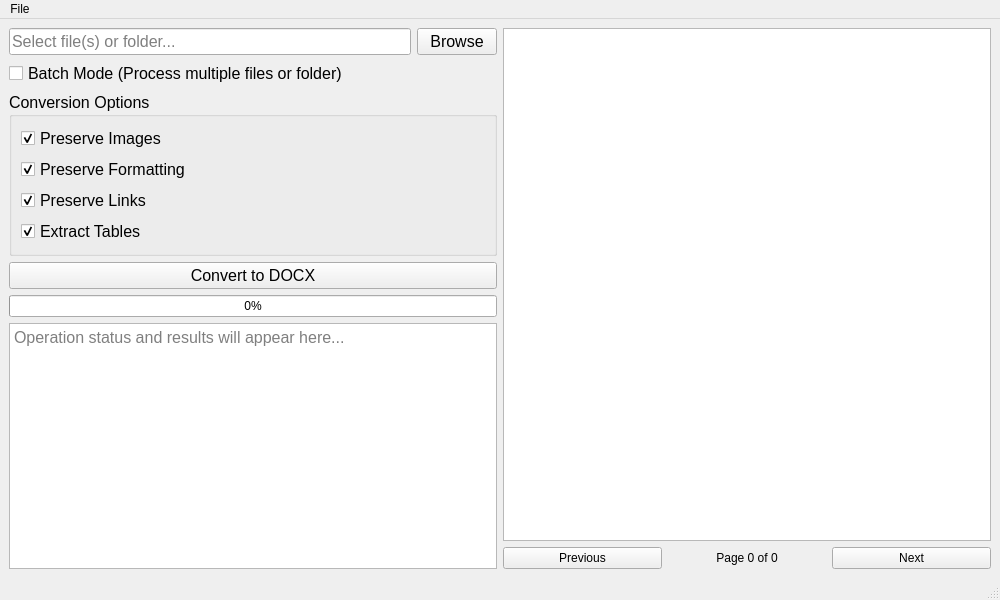
Qt form src/tools/pdf_tools/pdf_conversion/convert_to_docx.ui (richardnoragon/1_2) before a commit.
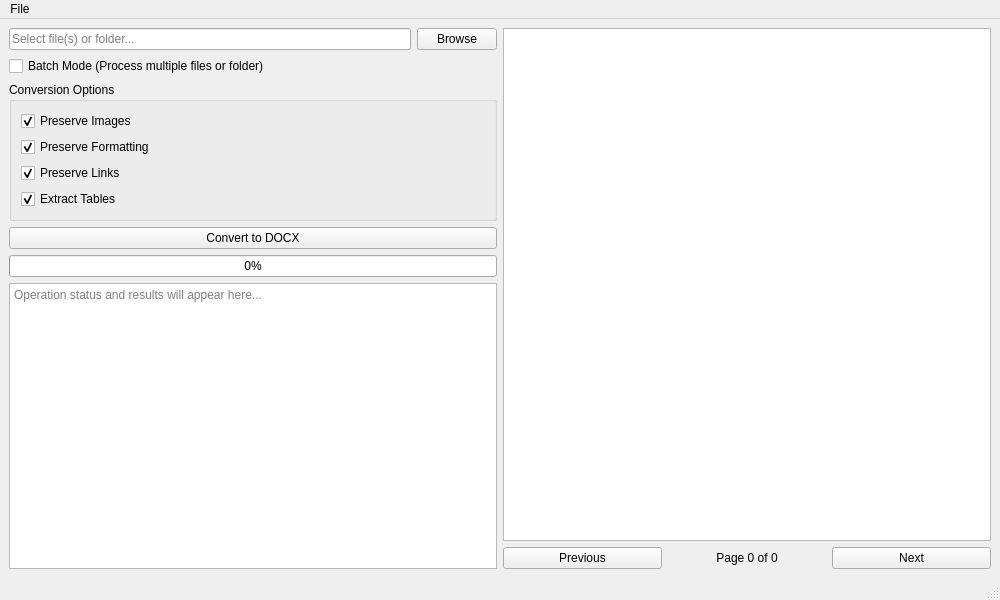
The same form after that commit.

```diff
--- a/src/tools/pdf_tools/pdf_conversion/convert_to_docx.ui
+++ b/src/tools/pdf_tools/pdf_conversion/convert_to_docx.ui
@@ -21,11 +21,6 @@
        <layout class="QHBoxLayout" name="horizontalLayout">
         <item>
          <widget class="QLineEdit" name="inputFileEdit">
-          <property name="font">
-           <font>
-            <pointsize>12</pointsize>
-           </font>
-          </property>
           <property name="placeholderText">
            <string>Select file(s) or folder...</string>
           </property>
@@ -36,11 +31,6 @@
         </item>
         <item>
          <widget class="QPushButton" name="browseButton">
-          <property name="font">
-           <font>
-            <pointsize>12</pointsize>
-           </font>
-          </property>
           <property name="text">
            <string>Browse</string>
           </property>
@@ -50,11 +40,6 @@
       </item>
       <item>
        <widget class="QCheckBox" name="batchModeCheckbox">
-        <property name="font">
-         <font>
-          <pointsize>12</pointsize>
-         </font>
-        </property>
         <property name="text">
          <string>Batch Mode (Process multiple files or folder)</string>
         </property>
@@ -62,11 +47,6 @@
       </item>
       <item>
        <widget class="QGroupBox" name="conversionOptionsGroup">
-        <property name="font">
-         <font>
-          <pointsize>12</pointsize>
-         </font>
-        </property>
         <property name="title">
          <string>Conversion Options</string>
         </property>
@@ -116,11 +96,6 @@
       </item>
       <item>
        <widget class="QPushButton" name="convertButton">
-        <property name="font">
-         <font>
-          <pointsize>12</pointsize>
-         </font>
-        </property>
         <property name="text">
          <string>Convert to DOCX</string>
         </property>
@@ -135,11 +110,6 @@
       </item>
       <item>
        <widget class="QTextEdit" name="outputText">
-        <property name="font">
-         <font>
-          <pointsize>12</pointsize>
-         </font>
-        </property>
         <property name="readOnly">
          <bool>true</bool>
         </property>
```
Left out of the diff: 60 changed lines with no effect on the pictures.
